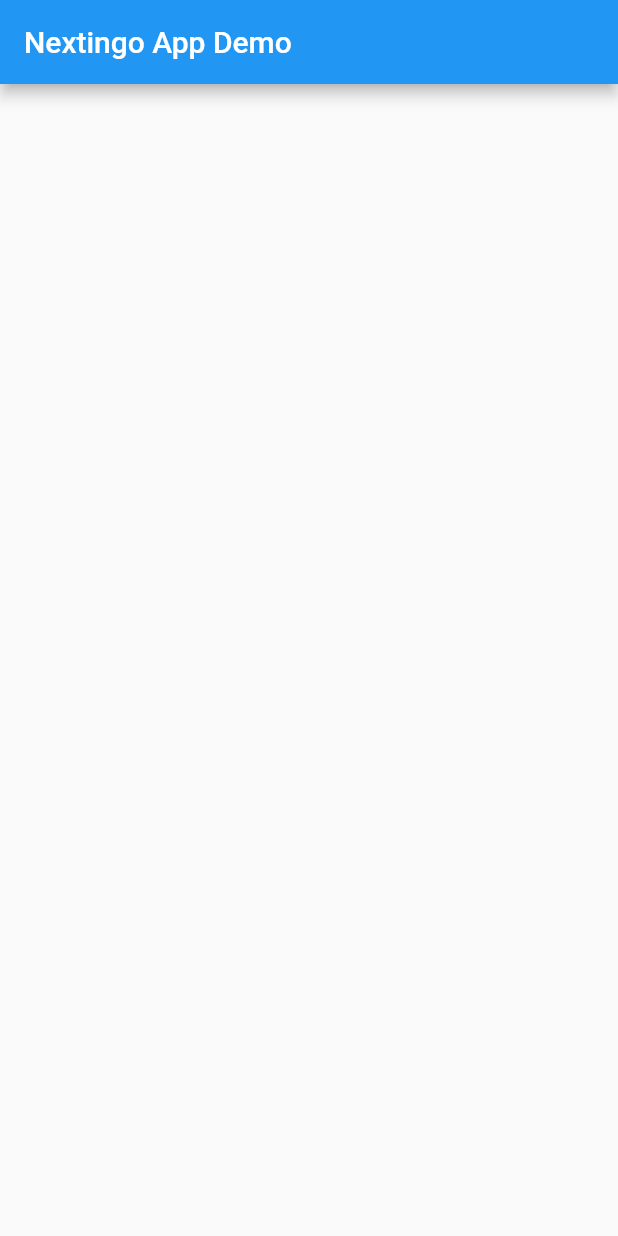
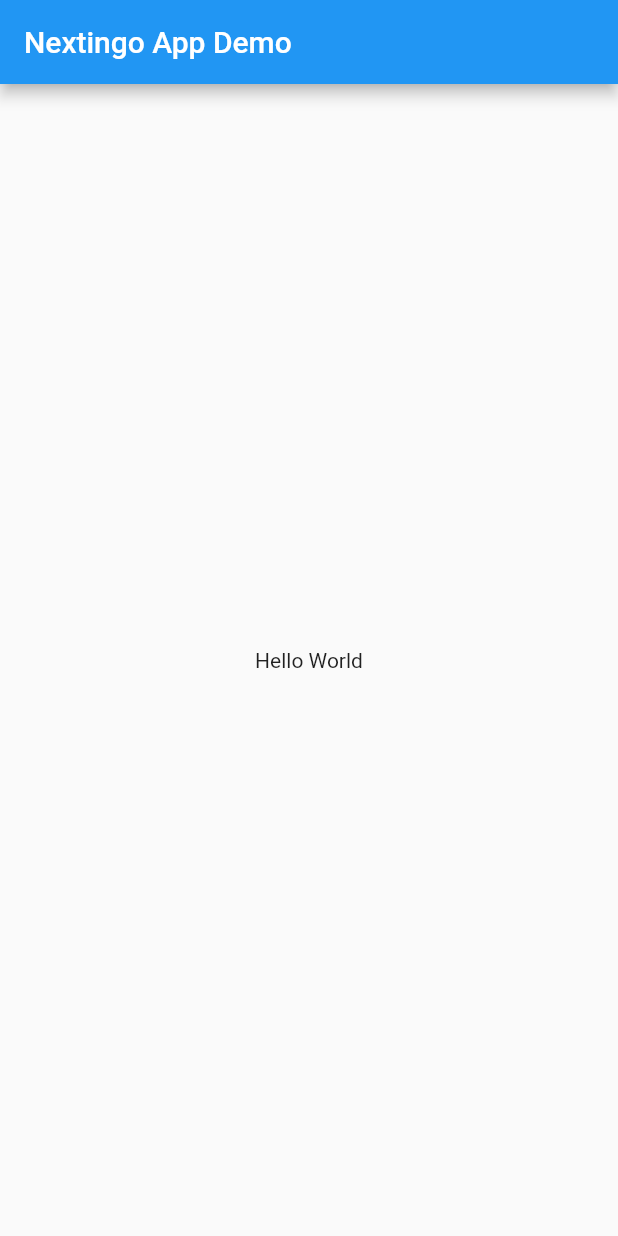
Before and after one commit to tahirmirji/flutter_widgets, a Flutter app: the screen it shows after launch, on a phone screen of 412 x 824 dp. Run offline on Flutter 3.47's test engine with Material 2 defaults, Android fonts, the phone set to English and light mode, and no system bars.

Commit message:
Text widget modified

```diff
--- a/lib/main.dart
+++ b/lib/main.dart
@@ -37,7 +37,7 @@ class _MyHomePageState extends State<MyHomePage> {
           mainAxisAlignment: MainAxisAlignment.center,
           children: <Widget>[
 
-Text(''),
+Text('Hello World'),
 
 
 
```
